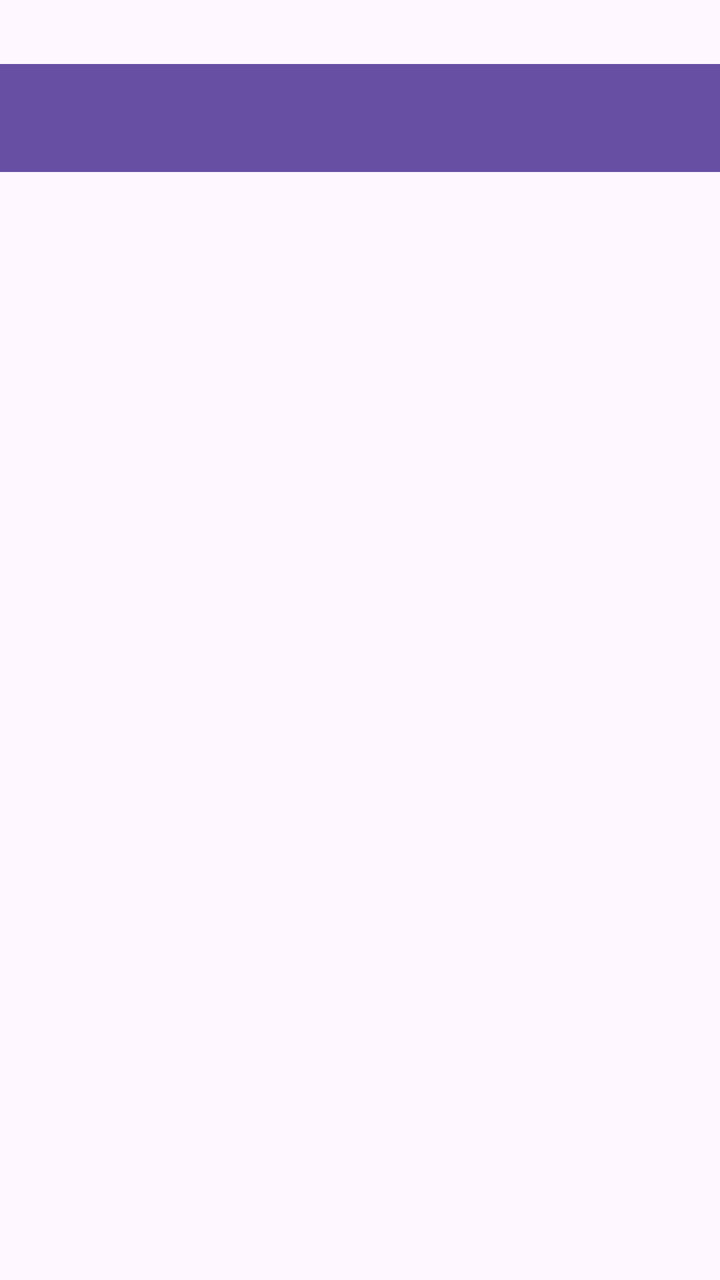
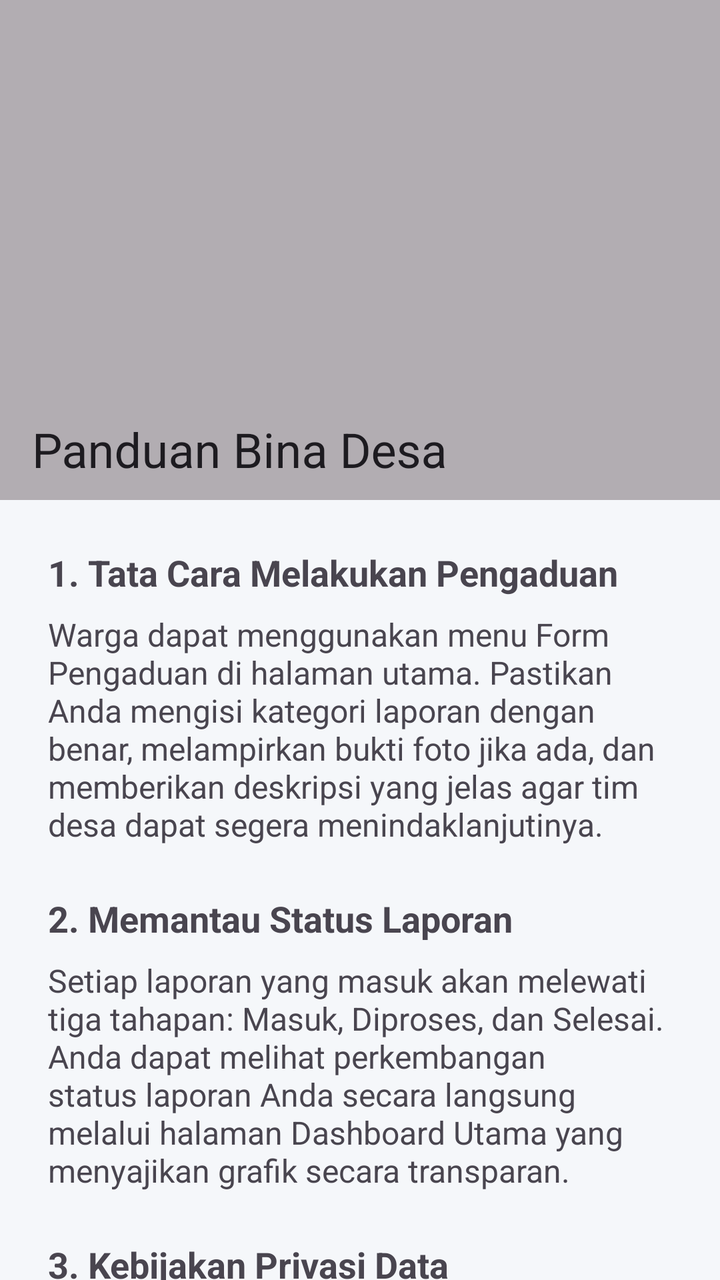

An Android layout rendered at two revisions. The XML below is the earlier revision; the diff shows what the commit changed to produce the second picture.
<!-- AndroidManifest.xml: application theme Theme.Therehelp -->
<!-- res/layout/activity_fifth.xml -->
<?xml version="1.0" encoding="utf-8"?>
<androidx.constraintlayout.widget.ConstraintLayout xmlns:android="http://schemas.android.com/apk/res/android"
    xmlns:app="http://schemas.android.com/apk/res-auto"
    xmlns:tools="http://schemas.android.com/tools"
    android:id="@+id/main"
    android:layout_width="match_parent"
    android:layout_height="match_parent"
    tools:context=".Home.pertemuan_5.FifthActivity">

    <androidx.appcompat.widget.Toolbar
        android:id="@+id/toolbar"
        android:layout_width="384dp"
        android:layout_height="54dp"
        android:layout_marginTop="32dp"
        android:background="?attr/colorPrimary"
        app:layout_constraintEnd_toEndOf="parent"
        app:layout_constraintStart_toStartOf="parent"
        app:layout_constraintTop_toTopOf="parent"
        app:subtitleTextColor="@android:color/white"
        app:titleTextColor="@android:color/white" />

</androidx.constraintlayout.widget.ConstraintLayout>
<!-- resources referenced by this layout -->
<resources>
  <style name="Theme.Therehelp" parent="Base.Theme.Therehelp" />
  <style name="Base.Theme.Therehelp" parent="Theme.Material3.DayNight.NoActionBar">
          
          
      </style>
</resources>

<!-- the commit's change to res/layout/activity_fifth.xml (unified diff, before → after) -->
@@ -1,22 +1,122 @@
 <?xml version="1.0" encoding="utf-8"?>
-<androidx.constraintlayout.widget.ConstraintLayout xmlns:android="http://schemas.android.com/apk/res/android"
+<androidx.coordinatorlayout.widget.CoordinatorLayout
+    xmlns:android="http://schemas.android.com/apk/res/android"
     xmlns:app="http://schemas.android.com/apk/res-auto"
     xmlns:tools="http://schemas.android.com/tools"
-    android:id="@+id/main"
     android:layout_width="match_parent"
     android:layout_height="match_parent"
+    android:background="#F5F7FA"
     tools:context=".Home.pertemuan_5.FifthActivity">
 
-    <androidx.appcompat.widget.Toolbar
-        android:id="@+id/toolbar"
-        android:layout_width="384dp"
-        android:layout_height="54dp"
-        android:layout_marginTop="32dp"
-        android:background="?attr/colorPrimary"
-        app:layout_constraintEnd_toEndOf="parent"
-        app:layout_constraintStart_toStartOf="parent"
-        app:layout_constraintTop_toTopOf="parent"
-        app:subtitleTextColor="@android:color/white"
-        app:titleTextColor="@android:color/white" />
+    <com.google.android.material.appbar.AppBarLayout
+        android:id="@+id/appBarLayout"
+        android:layout_width="match_parent"
+        android:layout_height="250dp"
+        android:theme="@style/ThemeOverlay.AppCompat.Dark.ActionBar">
 
-</androidx.constraintlayout.widget.ConstraintLayout>
+        <com.google.android.material.appbar.CollapsingToolbarLayout
+            android:layout_width="match_parent"
+            android:layout_height="match_parent"
+            app:contentScrim="?attr/colorPrimary"
+            app:layout_scrollFlags="scroll|exitUntilCollapsed"
+            app:titleEnabled="true"
+            app:title="Panduan Bina Desa">
+
+            <View
+                android:layout_width="match_parent"
+                android:layout_height="match_parent"
+                android:background="#4D000000" />
+
+            <androidx.appcompat.widget.Toolbar
+                android:id="@+id/toolbar"
+                android:layout_width="match_parent"
+                android:layout_height="?attr/actionBarSize"
+                app:layout_collapseMode="pin"
+                app:titleTextColor="@android:color/white"
+                app:popupTheme="@style/ThemeOverlay.AppCompat.Light" />
+
+        </com.google.android.material.appbar.CollapsingToolbarLayout>
+    </com.google.android.material.appbar.AppBarLayout>
+
+    <androidx.core.widget.NestedScrollView
+        android:layout_width="match_parent"
+        android:layout_height="match_parent"
+        app:layout_behavior="@string/appbar_scrolling_view_behavior"
+        android:padding="24dp"
+        android:clipToPadding="false">
+
+        <LinearLayout
+            android:layout_width="match_parent"
+            android:layout_height="wrap_content"
+            android:orientation="vertical">
+
+            <TextView
+                android:layout_width="match_parent"
+                android:layout_height="wrap_content"
+                android:text="1. Tata Cara Melakukan Pengaduan"
+                android:textStyle="bold"
+                android:textSize="18sp" />
+
+            <TextView
+                android:layout_width="match_parent"
+                android:layout_height="wrap_content"
+                android:text="Warga dapat menggunakan menu Form Pengaduan di halaman utama. Pastikan Anda mengisi kategori laporan dengan benar, melampirkan bukti foto jika ada, dan memberikan deskripsi yang jelas agar tim desa dapat segera menindaklanjutinya."
+                android:textSize="16sp"
+                android:layout_marginTop="8dp"
+                android:layout_marginBottom="24dp"/>
+
+            <TextView
+                android:layout_width="match_parent"
+                android:layout_height="wrap_content"
+                android:text="2. Memantau Status Laporan"
+                android:textStyle="bold"
+                android:textSize="18sp" />
+
+            <TextView
+                android:layout_width="match_parent"
+                android:layout_height="wrap_content"
+                android:text="Setiap laporan yang masuk akan melewati tiga tahapan: Masuk, Diproses, dan Selesai. Anda dapat melihat perkembangan status laporan Anda secara langsung melalui halaman Dashboard Utama yang menyajikan grafik secara transparan."
+                android:textSize="16sp"
+                android:layout_marginTop="8dp"
+                android:layout_marginBottom="24dp"/>
+
+            <TextView
+                android:layout_width="match_parent"
+                android:layout_height="wrap_content"
+                android:text="3. Kebijakan Privasi Data"
+                android:textStyle="bold"
+                android:textSize="18sp" />
+
+            <TextView
+                android:layout_width="match_parent"
+                android:layout_height="wrap_content"
+                android:text="Identitas pelapor akan dijaga kerahasiaannya oleh sistem. Data profil warga hanya digunakan untuk keperluan verifikasi administrasi kependudukan oleh ketua RT/RW setempat."
+                android:textSize="16sp"
+                android:layout_marginTop="8dp"
+                android:layout_marginBottom="24dp"/>
+
+            <TextView
+                android:layout_width="match_parent"
+                android:layout_height="wrap_content"
+                android:text="4. Informasi Portal Web Desa"
+                android:textStyle="bold"
+                android:textSize="18sp" />
+
+            <TextView
+                android:layout_width="match_parent"
+                android:layout_height="wrap_content"
+                android:text="Untuk informasi lebih lengkap mengenai agenda dan berita desa, Anda dapat mengakses portal web resmi melalui tombol di bawah ini."
+                android:textSize="16sp"
+                android:layout_marginTop="8dp"/>
+
+            <Button
+                android:id="@+id/btnWebView"
+                android:layout_width="match_parent"
+                android:layout_height="wrap_content"
+                android:layout_marginTop="16dp"
+                android:text="Buka Web Desa"
+                android:backgroundTint="?attr/colorPrimary" />
+
+        </LinearLayout>
+    </androidx.core.widget.NestedScrollView>
+</androidx.coordinatorlayout.widget.CoordinatorLayout>
